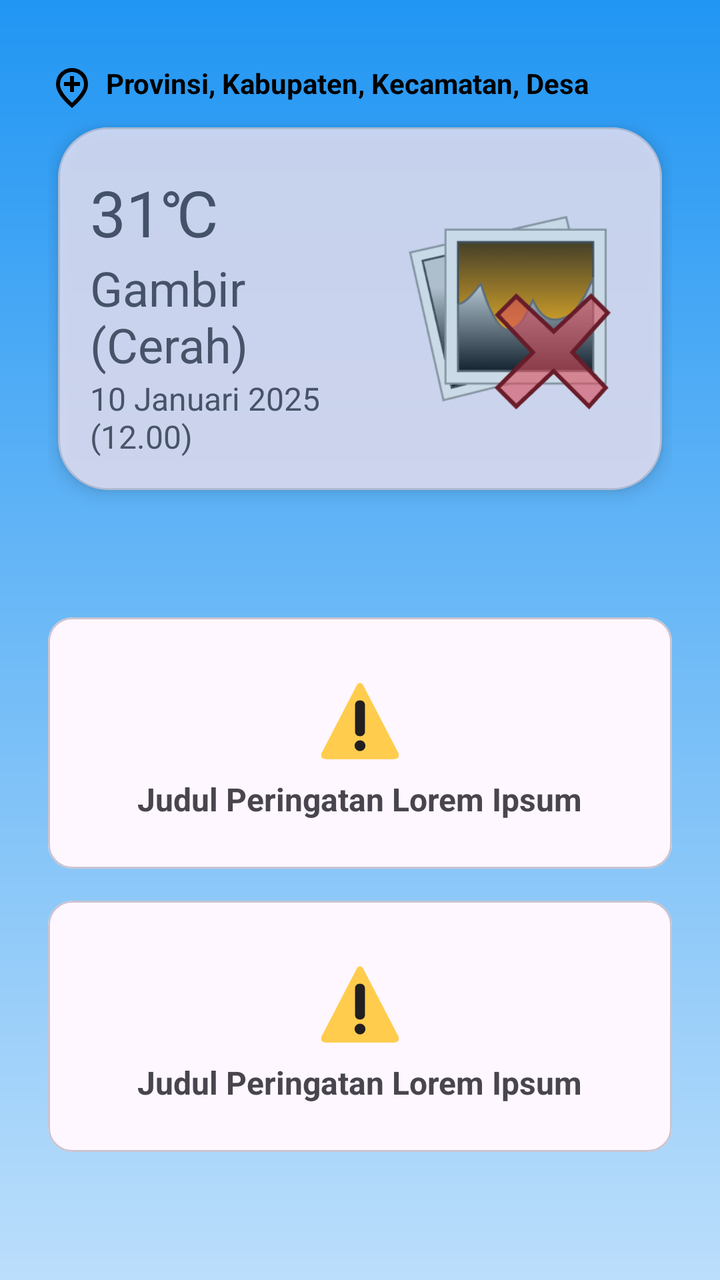
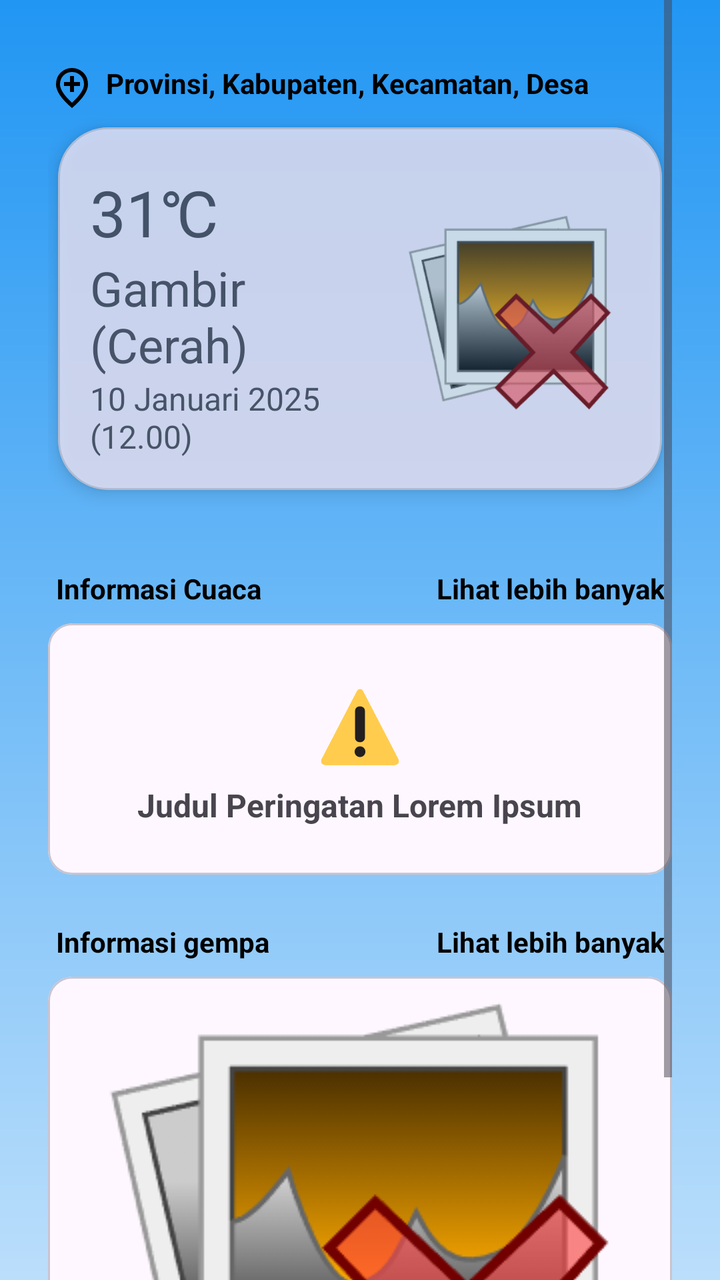

The first picture is an Android layout as it rendered before a commit; the second is the same layout after the commit. The layout source and the unified diff follow.
<!-- AndroidManifest.xml: application theme Theme.Perbana -->
<!-- res/layout/activity_main.xml -->
<?xml version="1.0" encoding="utf-8"?>
<ScrollView xmlns:android="http://schemas.android.com/apk/res/android"
    xmlns:app="http://schemas.android.com/apk/res-auto"
    xmlns:tools="http://schemas.android.com/tools"
    android:layout_width="match_parent"
    android:layout_height="match_parent"
    android:fillViewport="true"
    android:background="@drawable/background_sunny"
    android:paddingHorizontal="24dp">

    <FrameLayout
        android:layout_width="match_parent"
        android:layout_height="wrap_content">

        <androidx.constraintlayout.widget.ConstraintLayout
            android:layout_width="match_parent"
            android:layout_height="wrap_content"
            android:id="@+id/main"
            tools:context=".MainActivity">

            <LinearLayout
                android:id="@+id/llLocation"
                android:layout_width="match_parent"
                android:layout_height="wrap_content"
                android:orientation="horizontal"
                android:layout_marginTop="32dp"
                app:layout_constraintBottom_toTopOf="@id/cardMainWeather"
                app:layout_constraintEnd_toEndOf="parent"
                app:layout_constraintStart_toStartOf="parent"
                app:layout_constraintTop_toTopOf="parent">

                <ImageView
                    android:layout_width="wrap_content"
                    android:layout_height="wrap_content"
                    android:src="@drawable/outline_add_location_24"/>

                <TextView
                    android:id="@+id/tvLocation"
                    android:layout_width="wrap_content"
                    android:layout_height="wrap_content"
                    android:text="Provinsi, Kabupaten, Kecamatan, Desa"
                    android:layout_weight="1"
                    android:layout_marginHorizontal="5dp"
                    android:textColor="@color/black"
                    android:textStyle="bold"/>

            </LinearLayout>

            <com.google.android.material.card.MaterialCardView
                android:id="@+id/cardMainWeather"
                android:layout_width="match_parent"
                android:layout_height="wrap_content"
                android:layout_marginBottom="8dp"
                android:alpha="0.8"
                app:cardCornerRadius="25dp"
                app:cardElevation="5dp"
                app:cardPreventCornerOverlap="false"
                app:cardUseCompatPadding="true"
                app:layout_constraintBottom_toTopOf="@id/barierMain1"
                app:layout_constraintEnd_toEndOf="parent"
                app:layout_constraintStart_toStartOf="parent"
                app:layout_constraintTop_toBottomOf="@+id/llLocation">

                <LinearLayout
                    android:layout_width="match_parent"
                    android:layout_height="match_parent"
                    android:orientation="horizontal"
                    android:padding="16dp"
                    android:baselineAligned="false"
                    android:gravity="center_vertical">

                    <LinearLayout
                        android:layout_width="0dp"
                        android:layout_height="wrap_content"
                        android:orientation="vertical"
                        android:layout_marginEnd="5dp"
                        android:layout_weight="1">

                        <TextView
                            android:id="@+id/tvMainCurrentPlace"
                            android:layout_width="wrap_content"
                            android:layout_height="wrap_content"
                            android:layout_marginTop="5dp"
                            android:text="31\u2103"
                            android:textSize="32sp" />

                        <TextView
                            android:id="@+id/tvMainCurrentWeather"
                            android:layout_width="wrap_content"
                            android:layout_height="wrap_content"
                            android:text="Gambir (Cerah)"
                            android:textSize="24sp" />

                        <TextView
                            android:id="@+id/tvMainCurrentTime"
                            android:layout_width="wrap_content"
                            android:layout_height="wrap_content"
                            android:text="10 Januari 2025 (12.00)"
                            android:textSize="16sp" />
                    </LinearLayout>

                    <ImageView
                        android:id="@+id/ivCurrentWeather"
                        android:layout_width="120dp"
                        android:layout_height="120dp"
                        android:padding="8dp"
                        android:src="@drawable/missing_image"
                        android:scaleType="fitCenter"
                        android:adjustViewBounds="true"
                        android:contentDescription="Gambar ikon cuaca"/>
                </LinearLayout>


            </com.google.android.material.card.MaterialCardView>

            <androidx.constraintlayout.widget.Barrier
                android:id="@+id/barierMain1"
                android:layout_width="wrap_content"
                android:layout_height="wrap_content"
                app:barrierDirection="top"
                app:constraint_referenced_ids="rvMainWeather, cardWeatherList"/>

            <androidx.recyclerview.widget.RecyclerView
                android:id="@+id/rvMainWeather"
                android:layout_width="match_parent"
                android:layout_height="wrap_content"
                android:layout_marginTop="8dp"
                android:nestedScrollingEnabled="false"
                app:layout_constraintBottom_toTopOf="@+id/barierMain2"
                app:layout_constraintEnd_toEndOf="parent"
                app:layout_constraintHorizontal_bias="0.25"
                app:layout_constraintStart_toStartOf="parent"
                app:layout_constraintTop_toBottomOf="@+id/barierMain1" />


            <com.google.android.material.card.MaterialCardView
                android:id="@+id/cardWeatherList"
                android:layout_width="match_parent"
                android:layout_height="wrap_content"
                android:layout_marginTop="8dp"
                app:layout_constraintBottom_toTopOf="@+id/barierMain2"
                app:layout_constraintEnd_toEndOf="parent"
                app:layout_constraintHorizontal_bias="0.25"
                app:layout_constraintStart_toStartOf="parent"
                app:layout_constraintTop_toBottomOf="@+id/barierMain1"
                android:visibility="gone">

                <LinearLayout
                    android:layout_width="match_parent"
                    android:layout_height="match_parent"
                    android:gravity="center"
                    android:orientation="vertical"
                    android:padding="24dp"
                    tools:ignore="UseCompoundDrawables">

                    <ImageView
                        android:id="@+id/ivWeatherWarning"
                        android:layout_width="40dp"
                        android:layout_height="40dp"
                        android:layout_margin="8dp"
                        android:src="@drawable/warning"
                        android:contentDescription="@string/warning_image"/>

                    <TextView
                        android:id="@+id/tvTitleWeatherWarning"
                        android:layout_width="wrap_content"
                        android:layout_height="wrap_content"
                        android:layout_marginHorizontal="8dp"
                        android:text="Data cuaca tidak tersedia"
                        android:textSize="16sp"
                        android:textStyle="bold" />

                </LinearLayout>


            </com.google.android.material.card.MaterialCardView>


            <androidx.constraintlayout.widget.Barrier
                android:id="@+id/barierMain2"
                android:layout_width="wrap_content"
                android:layout_height="wrap_content"
                app:barrierDirection="bottom"
                app:constraint_referenced_ids="rvMainWeather, cardWeatherList"/>

            <com.google.android.material.card.MaterialCardView
                android:id="@+id/cardWeatherWarning"
                android:layout_width="match_parent"
                android:layout_height="wrap_content"
                android:layout_marginTop="32dp"
                app:layout_constraintBottom_toTopOf="@id/cardEarthQuakeWarning"
                app:layout_constraintEnd_toEndOf="parent"
                app:layout_constraintStart_toStartOf="parent"
                app:layout_constraintTop_toBottomOf="@id/barierMain2">

                <LinearLayout
                    android:layout_width="match_parent"
                    android:layout_height="match_parent"
                    android:gravity="center"
                    android:orientation="vertical"
                    android:padding="24dp"
                    tools:ignore="UseCompoundDrawables">

                    <ImageView
                        android:layout_width="40dp"
                        android:layout_height="40dp"
                        android:layout_margin="8dp"
                        android:src="@drawable/warning"
                        android:contentDescription="@string/warning_image"/>

                    <TextView
                        android:layout_width="wrap_content"
                        android:layout_height="wrap_content"
                        android:layout_marginHorizontal="8dp"
                        android:text="@string/warning_title"
                        android:textSize="16sp"
                        android:textStyle="bold" />

                </LinearLayout>


            </com.google.android.material.card.MaterialCardView>


            <com.google.android.material.card.MaterialCardView
                android:id="@+id/cardEarthQuakeWarning"
                android:layout_width="match_parent"
                android:layout_height="wrap_content"
                android:layout_marginTop="16dp"
                app:layout_constraintEnd_toEndOf="parent"
                app:layout_constraintStart_toStartOf="parent"
                app:layout_constraintTop_toBottomOf="@id/cardWeatherWarning">

                <LinearLayout
                    android:layout_width="match_parent"
                    android:layout_height="match_parent"
                    android:gravity="center"
                    android:orientation="vertical"
                    android:padding="24dp"
                    tools:ignore="UseCompoundDrawables">

                    <ImageView
                        android:id="@+id/ivEarthQuakeWarning"
                        android:layout_width="40dp"
                        android:layout_height="40dp"
                        android:layout_margin="8dp"
                        android:src="@drawable/warning"
                        android:contentDescription="@string/warning_image"/>

                    <TextView
                        android:id="@+id/tvTitleEarthQuakeWarning"
                        android:layout_width="wrap_content"
                        android:layout_height="wrap_content"
                        android:layout_marginHorizontal="8dp"
                        android:text="@string/warning_title"
                        android:textSize="16sp"
                        android:textStyle="bold" />

                </LinearLayout>

            </com.google.android.material.card.MaterialCardView>

        </androidx.constraintlayout.widget.ConstraintLayout>

        <ProgressBar
            android:id="@+id/pbMain"
            style="@style/Widget.AppCompat.ProgressBar"
            android:layout_width="wrap_content"
            android:layout_height="wrap_content"
            android:layout_gravity="center"
            android:visibility="gone"/>
    </FrameLayout>



</ScrollView>
<!-- resources referenced by this layout -->
<resources>
  <color name="black">#FF000000</color>
  <!-- drawable background_sunny (drawable) -->
  <?xml version="1.0" encoding="utf-8"?>
  <shape xmlns:android="http://schemas.android.com/apk/res/android" android:shape="rectangle">
      <gradient
          android:startColor="#2196F3"
          android:endColor="#BBDEFB"
          android:angle="270"/>
  </shape>
  <!-- drawable missing_image: png bitmap (drawable, 19068 bytes) -->
  <!-- drawable outline_add_location_24 (drawable) -->
  <vector xmlns:android="http://schemas.android.com/apk/res/android" android:height="24dp" android:tint="#000000" android:viewportHeight="960" android:viewportWidth="960" android:width="24dp">
        
      <path android:fillColor="@android:color/white" android:pathData="M440,560L520,560L520,440L640,440L640,360L520,360L520,240L440,240L440,360L320,360L320,440L440,440L440,560ZM480,774Q602,662 661,570.5Q720,479 720,408Q720,299 650.5,229.5Q581,160 480,160Q379,160 309.5,229.5Q240,299 240,408Q240,479 299,570.5Q358,662 480,774ZM480,880Q319,743 239.5,625.5Q160,508 160,408Q160,258 256.5,169Q353,80 480,80Q607,80 703.5,169Q800,258 800,408Q800,508 720.5,625.5Q641,743 480,880ZM480,400Q480,400 480,400Q480,400 480,400Q480,400 480,400Q480,400 480,400Q480,400 480,400Q480,400 480,400Q480,400 480,400Q480,400 480,400Z"/>
      
  </vector>
  <!-- drawable warning: png bitmap (drawable, 5751 bytes) -->
  <string name="warning_image">Warning image</string>
  <string name="warning_title">Judul Peringatan Lorem Ipsum</string>
  <style name="Theme.Perbana" parent="Base.Theme.Perbana" />
  <style name="Base.Theme.Perbana" parent="Theme.Material3.DayNight.NoActionBar">
          
          
      </style>
</resources>

<!-- the commit's change to res/layout/activity_main.xml (unified diff, before → after) -->
@@ -12,22 +12,19 @@
         android:layout_width="match_parent"
         android:layout_height="wrap_content">
 
-        <androidx.constraintlayout.widget.ConstraintLayout
+        <LinearLayout
             android:layout_width="match_parent"
             android:layout_height="wrap_content"
             android:id="@+id/main"
-            tools:context=".MainActivity">
+            tools:context=".MainActivity"
+            android:orientation="vertical">
 
             <LinearLayout
                 android:id="@+id/llLocation"
                 android:layout_width="match_parent"
                 android:layout_height="wrap_content"
                 android:orientation="horizontal"
-                android:layout_marginTop="32dp"
-                app:layout_constraintBottom_toTopOf="@id/cardMainWeather"
-                app:layout_constraintEnd_toEndOf="parent"
-                app:layout_constraintStart_toStartOf="parent"
-                app:layout_constraintTop_toTopOf="parent">
+                android:layout_marginTop="32dp">
 
                 <ImageView
                     android:layout_width="wrap_content"
@@ -55,11 +52,7 @@
                 app:cardCornerRadius="25dp"
                 app:cardElevation="5dp"
                 app:cardPreventCornerOverlap="false"
-                app:cardUseCompatPadding="true"
-                app:layout_constraintBottom_toTopOf="@id/barierMain1"
-                app:layout_constraintEnd_toEndOf="parent"
-                app:layout_constraintStart_toStartOf="parent"
-                app:layout_constraintTop_toBottomOf="@+id/llLocation">
+                app:cardUseCompatPadding="true">
 
                 <LinearLayout
                     android:layout_width="match_parent"
@@ -113,24 +106,12 @@
 
             </com.google.android.material.card.MaterialCardView>
 
-            <androidx.constraintlayout.widget.Barrier
-                android:id="@+id/barierMain1"
-                android:layout_width="wrap_content"
-                android:layout_height="wrap_content"
-                app:barrierDirection="top"
-                app:constraint_referenced_ids="rvMainWeather, cardWeatherList"/>
-
             <androidx.recyclerview.widget.RecyclerView
                 android:id="@+id/rvMainWeather"
                 android:layout_width="match_parent"
                 android:layout_height="wrap_content"
                 android:layout_marginTop="8dp"
-                android:nestedScrollingEnabled="false"
-                app:layout_constraintBottom_toTopOf="@+id/barierMain2"
-                app:layout_constraintEnd_toEndOf="parent"
-                app:layout_constraintHorizontal_bias="0.25"
-                app:layout_constraintStart_toStartOf="parent"
-                app:layout_constraintTop_toBottomOf="@+id/barierMain1" />
+                android:nestedScrollingEnabled="false" />
 
 
             <com.google.android.material.card.MaterialCardView
@@ -138,11 +119,6 @@
                 android:layout_width="match_parent"
                 android:layout_height="wrap_content"
                 android:layout_marginTop="8dp"
-                app:layout_constraintBottom_toTopOf="@+id/barierMain2"
-                app:layout_constraintEnd_toEndOf="parent"
-                app:layout_constraintHorizontal_bias="0.25"
-                app:layout_constraintStart_toStartOf="parent"
-                app:layout_constraintTop_toBottomOf="@+id/barierMain1"
                 android:visibility="gone">
 
                 <LinearLayout
@@ -175,23 +151,38 @@
 
             </com.google.android.material.card.MaterialCardView>
 
-
-            <androidx.constraintlayout.widget.Barrier
-                android:id="@+id/barierMain2"
-                android:layout_width="wrap_content"
-                android:layout_height="wrap_content"
-                app:barrierDirection="bottom"
-                app:constraint_referenced_ids="rvMainWeather, cardWeatherList"/>
+            <LinearLayout
+                android:layout_width="match_parent"
+                android:layout_height="wrap_content"
+                android:orientation="horizontal"
+                android:weightSum="2"
+                android:paddingHorizontal="4dp"
+                android:layout_marginTop="16dp">
+
+                <TextView
+                    android:layout_width="0dp"
+                    android:layout_height="wrap_content"
+                    android:text="Informasi Cuaca"
+                    android:textStyle="bold"
+                    android:layout_weight="1"
+                    android:textColor="@color/black"/>
+
+                <TextView
+                    android:layout_width="0dp"
+                    android:layout_height="wrap_content"
+                    android:text="Lihat lebih banyak"
+                    android:textStyle="bold"
+                    android:layout_weight="1"
+                    android:gravity="right"
+                    android:textColor="@color/black"/>
+            </LinearLayout>
 
             <com.google.android.material.card.MaterialCardView
                 android:id="@+id/cardWeatherWarning"
                 android:layout_width="match_parent"
                 android:layout_height="wrap_content"
-                android:layout_marginTop="32dp"
-                app:layout_constraintBottom_toTopOf="@id/cardEarthQuakeWarning"
-                app:layout_constraintEnd_toEndOf="parent"
-                app:layout_constraintStart_toStartOf="parent"
-                app:layout_constraintTop_toBottomOf="@id/barierMain2">
+                android:layout_marginTop="8dp"
+                android:layout_marginBottom="24dp">
 
                 <LinearLayout
                     android:layout_width="match_parent"
@@ -217,50 +208,57 @@
                         android:textStyle="bold" />
 
                 </LinearLayout>
-
-
-            </com.google.android.material.card.MaterialCardView>
+            </com.google.android.material.card.MaterialCardView>
+
+
+            <LinearLayout
+                android:layout_width="match_parent"
+                android:layout_height="wrap_content"
+                android:orientation="horizontal"
+                android:weightSum="2"
+                android:paddingHorizontal="4dp">
+
+                <TextView
+                    android:layout_width="0dp"
+                    android:layout_height="wrap_content"
+                    android:text="Informasi gempa"
+                    android:textStyle="bold"
+                    android:layout_weight="1"
+                    android:textColor="@color/black"/>
+
+                <TextView
+                    android:layout_width="0dp"
+                    android:layout_height="wrap_content"
+                    android:text="Lihat lebih banyak"
+                    android:textStyle="bold"
+                    android:layout_weight="1"
+                    android:gravity="right"
+                    android:textColor="@color/black"/>
+            </LinearLayout>
 
 
             <com.google.android.material.card.MaterialCardView
                 android:id="@+id/cardEarthQuakeWarning"
                 android:layout_width="match_parent"
                 android:layout_height="wrap_content"
-                android:layout_marginTop="16dp"
-                app:layout_constraintEnd_toEndOf="parent"
-                app:layout_constraintStart_toStartOf="parent"
-                app:layout_constraintTop_toBottomOf="@id/cardWeatherWarning">
-
-                <LinearLayout
-                    android:layout_width="match_parent"
-                    android:layout_height="match_parent"
-                    android:gravity="center"
-                    android:orientation="vertical"
-                    android:padding="24dp"
-                    tools:ignore="UseCompoundDrawables">
-
-                    <ImageView
-                        android:id="@+id/ivEarthQuakeWarning"
-                        android:layout_width="40dp"
-                        android:layout_height="40dp"
-                        android:layout_margin="8dp"
-                        android:src="@drawable/warning"
-                        android:contentDescription="@string/warning_image"/>
-
-                    <TextView
-                        android:id="@+id/tvTitleEarthQuakeWarning"
-                        android:layout_width="wrap_content"
-                        android:layout_height="wrap_content"
-                        android:layout_marginHorizontal="8dp"
-                        android:text="@string/warning_title"
-                        android:textSize="16sp"
-                        android:textStyle="bold" />
-
-                </LinearLayout>
-
-            </com.google.android.material.card.MaterialCardView>
-
-        </androidx.constraintlayout.widget.ConstraintLayout>
+                android:layout_marginTop="8dp"
+                android:layout_marginBottom="16dp">
+
+                <FrameLayout
+                    android:layout_width="match_parent"
+                    android:layout_height="match_parent">
+
+                    <ImageView
+                        android:id="@+id/ivAutoGempa"
+                        android:layout_width="match_parent"
+                        android:layout_height="match_parent"
+                        android:scaleType="center"
+                        android:src="@drawable/missing_image"/>
+                </FrameLayout>
+
+            </com.google.android.material.card.MaterialCardView>
+
+        </LinearLayout>
 
         <ProgressBar
             android:id="@+id/pbMain"
<!-- resource entries referenced after the edit -->
@@ -20,7 +20,7 @@
   <string name="warning_image">Warning image</string>
   <string name="warning_title">Judul Peringatan Lorem Ipsum</string>
   <style name="Theme.Perbana" parent="Base.Theme.Perbana" />
-  <style name="Base.Theme.Perbana" parent="Theme.Material3.DayNight.NoActionBar">
+  <style name="Base.Theme.Perbana" parent="Theme.Material3.Light.NoActionBar">
           
           
       </style>
